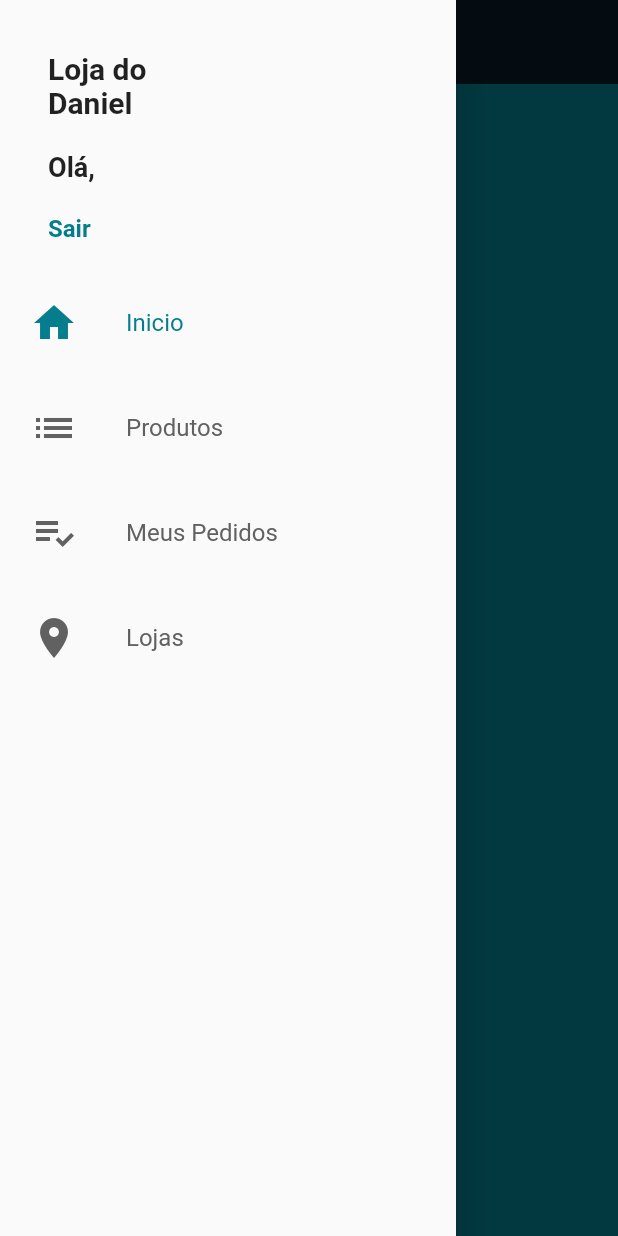
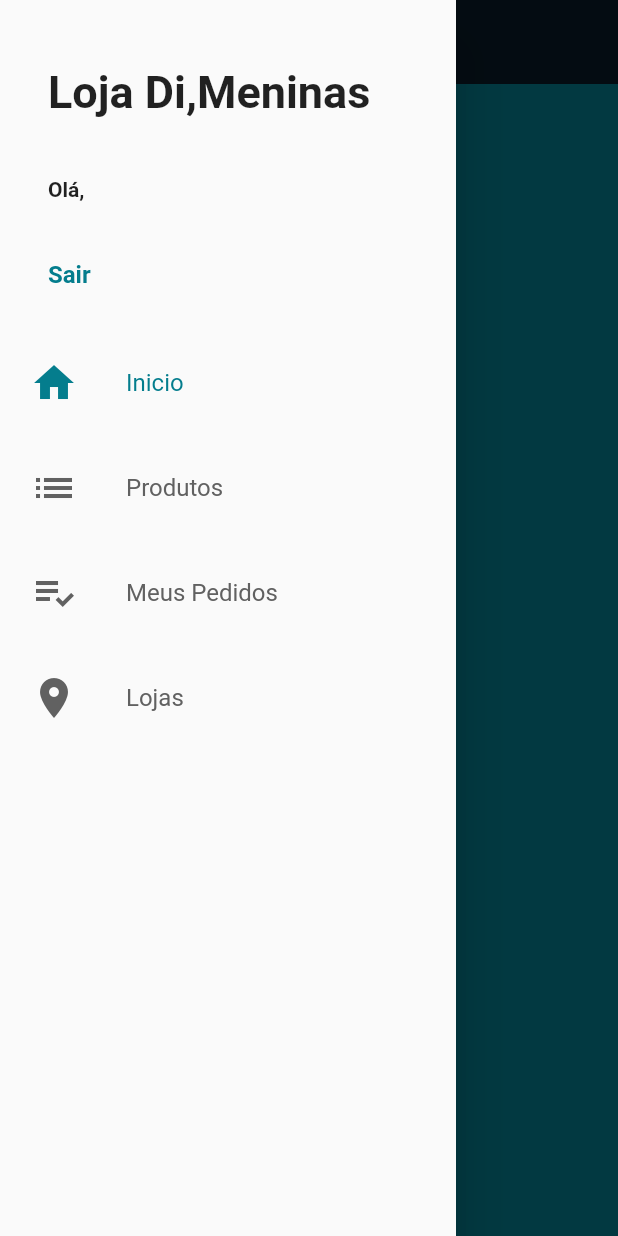
Before and after one commit to Maxiwel33/LojaVirtual, a Flutter app: the BaseScreen screen opened by its route, with the side drawer open, on a phone screen of 412 x 824 dp. Run offline on Flutter 3.47's test engine with Material 2 defaults, Android fonts, the phone set to English and light mode, and no system bars; our stand-ins replace cloud_firestore, firebase_auth, firebase_core; accounts and stored records are empty.

Commit message:
Atualização do Login

```diff
--- a/lib/common/custom_drawer/custom_drawer_header.dart
+++ b/lib/common/custom_drawer/custom_drawer_header.dart
@@ -9,7 +9,7 @@ class CustomDrawerHeader extends StatelessWidget {
   Widget build(BuildContext context) {
     return Container(
       padding: const EdgeInsets.fromLTRB(32, 24, 16, 8),
-      height: 180,
+      height: 220,
       child: Consumer<UserManager>(
         builder: (_, userManager, __) {
           return Column(
@@ -17,9 +17,9 @@ class CustomDrawerHeader extends StatelessWidget {
             mainAxisAlignment: MainAxisAlignment.spaceAround,
             children: <Widget>[
               const Text(
-                'Loja do\nDaniel',
+                'Loja Di,Meninas',
                 style: TextStyle(
-                  fontSize: 20,
+                  fontSize: 30,
                   fontWeight: FontWeight.bold,
                 ),
               ),
@@ -28,7 +28,7 @@ class CustomDrawerHeader extends StatelessWidget {
                 overflow: TextOverflow.ellipsis,
                 maxLines: 2,
                 style: const TextStyle(
-                  fontSize: 18,
+                  fontSize: 14,
                   fontWeight: FontWeight.bold,
                 ),
               ),
--- a/lib/main.dart
+++ b/lib/main.dart
@@ -17,14 +17,13 @@ void main() async {
 class MyApp extends StatelessWidget {
   const MyApp({Key key}) : super(key: key);
 
-  // This widget is the root of your application.
   @override
   Widget build(BuildContext context) {
     return ChangeNotifierProvider(
       create: (_) => UserManager(),
       lazy: false,
       child: MaterialApp(
-        title: 'Loja do Daniel',
+        title: 'Loja do Di,Meninas',
         debugShowCheckedModeBanner: false,
         theme: ThemeData(
           primaryColor: const Color.fromARGB(255, 4, 125, 141),
@@ -32,16 +31,22 @@ class MyApp extends StatelessWidget {
           appBarTheme: const AppBarTheme(elevation: 0),
           visualDensity: VisualDensity.adaptivePlatformDensity,
         ),
-        initialRoute: '/base',
+        initialRoute: '/login',
         onGenerateRoute: (settings) {
           switch (settings.name) {
             case '/login':
-              return MaterialPageRoute(builder: (_) => const LoginScreen());
+              return MaterialPageRoute(
+                builder: (_) => const LoginScreen(),
+              );
             case '/signup':
-              return MaterialPageRoute(builder: (_) => SignUpScreen());
+              return MaterialPageRoute(
+                builder: (_) => SignUpScreen(),
+              );
             case '/base':
             default:
-              return MaterialPageRoute(builder: (_) => BaseScreen());
+              return MaterialPageRoute(
+                builder: (_) => BaseScreen(),
+              );
           }
         },
       ),
--- a/lib/models/user_manager.dart
+++ b/lib/models/user_manager.dart
@@ -14,8 +14,6 @@ class UserManager extends ChangeNotifier {
   final FirebaseFirestore firestore = FirebaseFirestore.instance;
 
   UserApp userApp;
-
-  ///aqui
 
   bool _loading = false;
   bool get loading => _loading;
@@ -49,8 +47,7 @@ class UserManager extends ChangeNotifier {
           email: userApp.email, password: userApp.password);
 
       userApp.id = result.user.uid;
-
-      this.userApp = UserApp();
+      this.userApp = userApp;
 
       await userApp.saveData();
 
@@ -74,11 +71,11 @@ class UserManager extends ChangeNotifier {
 
   Future<void> _loadCurrentUser({User firebaseUser}) async {
     User currentUser = firebaseUser ?? auth.currentUser;
-
     if (currentUser != null) {
       final DocumentSnapshot docUser =
           await firestore.collection('users').doc(currentUser.uid).get();
       userApp = UserApp.fromDocument(docUser);
+
       notifyListeners();
     }
   }
--- a/lib/screens/base/base_screen.dart
+++ b/lib/screens/base/base_screen.dart
@@ -3,7 +3,7 @@ import 'package:lojavirtual/common/custom_drawer/custom_drawer.dart';
 import 'package:lojavirtual/models/page_manager.dart';
 
 import 'package:provider/provider.dart';
-//import 'package:provider';
+
 
 class BaseScreen extends StatelessWidget {
   final PageController pagecontroller = PageController();
@@ -25,9 +25,20 @@ class BaseScreen extends StatelessWidget {
               backgroundColor: const Color.fromARGB(255, 9, 27, 39),
             ),
           ),
-          Container(color: Colors.red),
-          Container(color: Colors.green),
-          Container(color: Colors.yellow),
+           Scaffold(
+            drawer: const CustomDrawer(),
+            appBar: AppBar(
+              title: const Text('Home2'),
+              backgroundColor: const Color.fromARGB(255, 9, 27, 39),
+            ),
+          ),
+           Scaffold(
+            drawer: const CustomDrawer(),
+            appBar: AppBar(
+              title: const Text('Home3'),
+              backgroundColor: const Color.fromARGB(255, 9, 27, 39),
+            ),
+          ),
         ],
       ),
     );
--- a/lib/screens/signup/signup_screen.dart
+++ b/lib/screens/signup/signup_screen.dart
@@ -122,7 +122,7 @@ class SignUpScreen extends StatelessWidget {
                                 SnackBar(
                                   content: Text('Falha ao Cadasrtrar: $e'),
                                   backgroundColor:
-                                      Color.fromARGB(255, 95, 87, 86),
+                                      const Color.fromARGB(255, 95, 87, 86),
                                 ),
                               );
                             });
```
